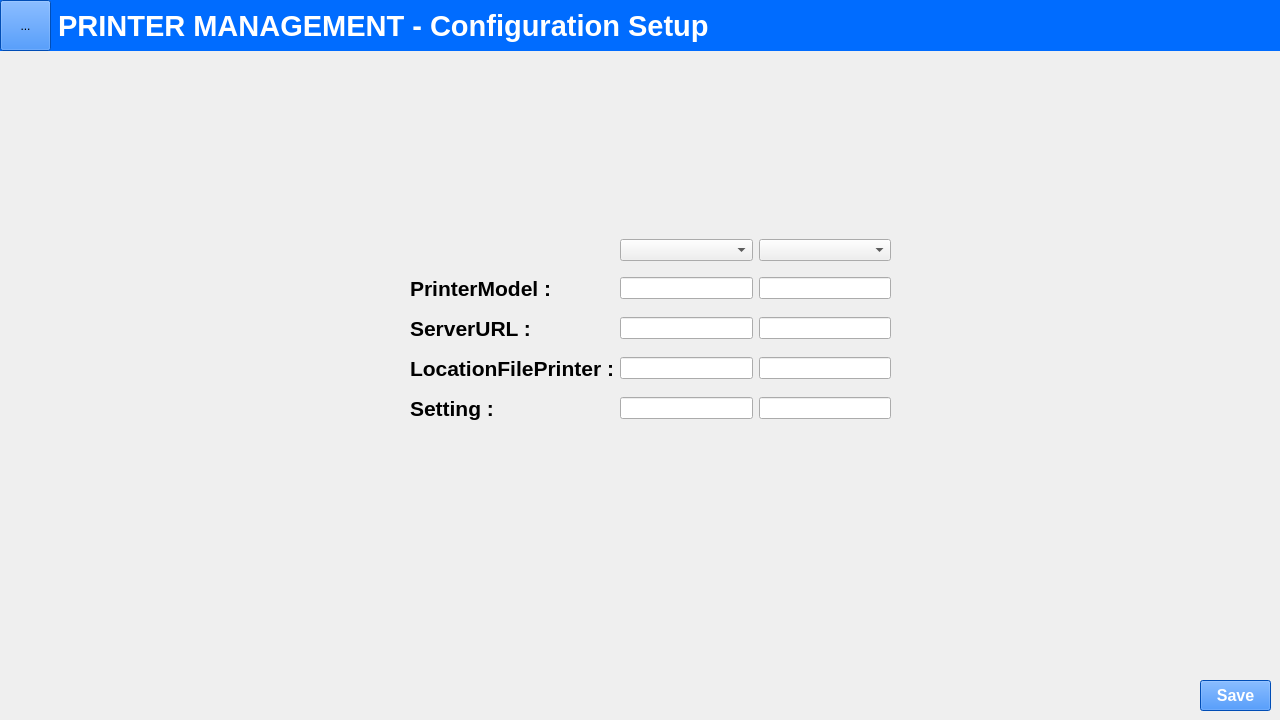
This is Designer/configuration.ui in ParintonPrarom-148/Printer_Management_Program_For_Automated_Gate_System as Qt 5 draws it before an edit. The edited form follows.
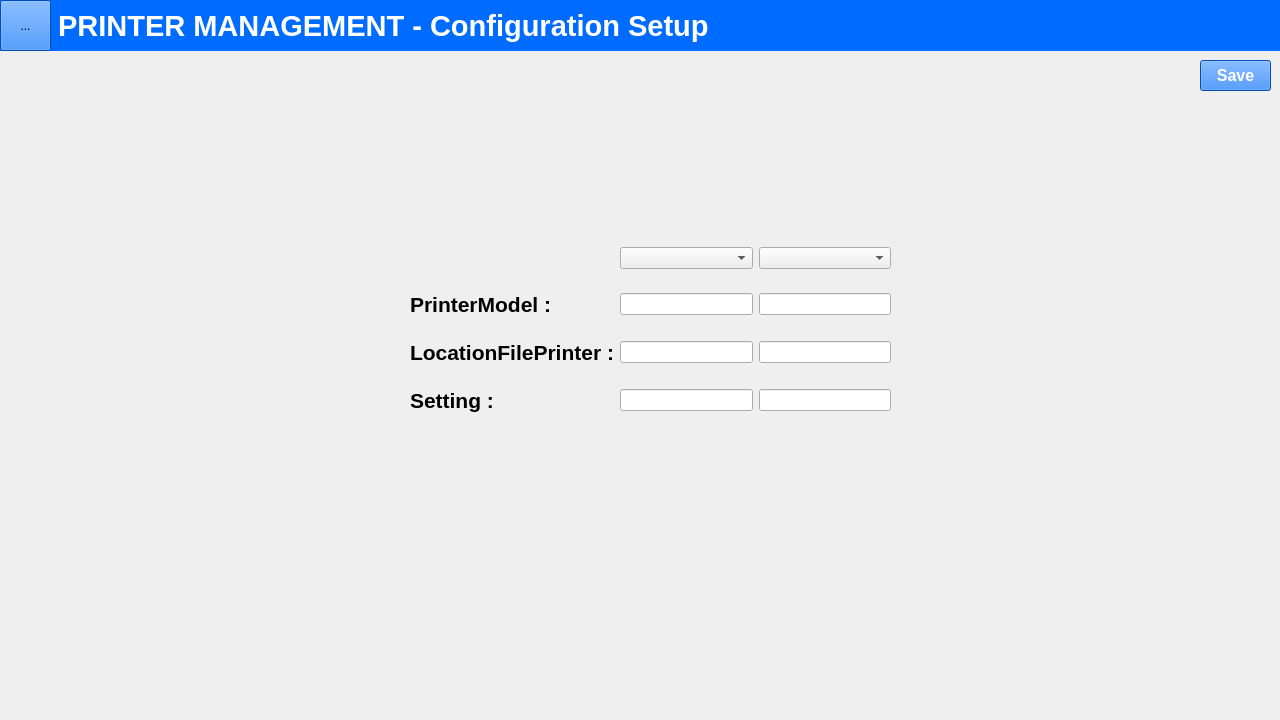
This is the edited form. Icons and pictures are not drawn.

The edit to the form file:
```diff
--- a/Designer/configuration.ui
+++ b/Designer/configuration.ui
@@ -97,15 +97,6 @@
     </rect>
    </property>
    <layout class="QGridLayout" name="gridLayout_2">
-    <item row="1" column="1">
-     <widget class="QLineEdit" name="textPrinterModel1">
-      <property name="font">
-       <font>
-        <family>Arial</family>
-       </font>
-      </property>
-     </widget>
-    </item>
     <item row="1" column="2">
      <widget class="QLineEdit" name="textPrinterModel2">
       <property name="font">
@@ -115,56 +106,23 @@
       </property>
      </widget>
     </item>
-    <item row="2" column="0">
-     <widget class="QLabel" name="lbServerURL">
+    <item row="1" column="1">
+     <widget class="QLineEdit" name="textPrinterModel1">
       <property name="font">
        <font>
         <family>Arial</family>
-        <pointsize>16</pointsize>
-        <weight>75</weight>
-        <bold>true</bold>
        </font>
       </property>
-      <property name="text">
-       <string>ServerURL :</string>
-      </property>
      </widget>
     </item>
-    <item row="2" column="1">
-     <widget class="QLineEdit" name="textServerURL1">
-      <property name="font">
-       <font>
-        <family>Arial</family>
-       </font>
-      </property>
-     </widget>
+    <item row="0" column="2">
+     <widget class="QComboBox" name="cbPrinterModel2"/>
     </item>
-    <item row="3" column="0">
-     <widget class="QLabel" name="lbLocationFilePrinter">
-      <property name="font">
-       <font>
-        <family>Arial</family>
-        <pointsize>16</pointsize>
-        <weight>75</weight>
-        <bold>true</bold>
-       </font>
-      </property>
-      <property name="text">
-       <string>LocationFilePrinter :</string>
-      </property>
-     </widget>
-    </item>
-    <item row="2" column="2">
-     <widget class="QLineEdit" name="textServerURL2">
-      <property name="font">
-       <font>
-        <family>Arial</family>
-       </font>
-      </property>
-     </widget>
+    <item row="0" column="1">
+     <widget class="QComboBox" name="cbPrinterModel1"/>
     </item>
     <item row="3" column="1">
-     <widget class="QLineEdit" name="textLocationFilePrinter1">
+     <widget class="QLineEdit" name="textSetting1">
       <property name="font">
        <font>
         <family>Arial</family>
@@ -172,16 +130,7 @@
       </property>
      </widget>
     </item>
-    <item row="3" column="2">
-     <widget class="QLineEdit" name="textLocationFilePrinter2">
-      <property name="font">
-       <font>
-        <family>Arial</family>
-       </font>
-      </property>
-     </widget>
-    </item>
-    <item row="4" column="0">
+    <item row="3" column="0">
      <widget class="QLabel" name="lbSetting">
       <property name="font">
        <font>
@@ -196,7 +145,7 @@
       </property>
      </widget>
     </item>
-    <item row="4" column="2">
+    <item row="3" column="2">
      <widget class="QLineEdit" name="textSetting2">
       <property name="font">
        <font>
@@ -220,8 +169,8 @@
       </property>
      </widget>
     </item>
-    <item row="4" column="1">
-     <widget class="QLineEdit" name="textSetting1">
+    <item row="2" column="2">
+     <widget class="QLineEdit" name="textLocationFilePrinter2">
       <property name="font">
        <font>
         <family>Arial</family>
@@ -229,11 +178,29 @@
       </property>
      </widget>
     </item>
-    <item row="0" column="1">
-     <widget class="QComboBox" name="cbPrinterModel1"/>
+    <item row="2" column="0">
+     <widget class="QLabel" name="lbLocationFilePrinter">
+      <property name="font">
+       <font>
+        <family>Arial</family>
+        <pointsize>16</pointsize>
+        <weight>75</weight>
+        <bold>true</bold>
+       </font>
+      </property>
+      <property name="text">
+       <string>LocationFilePrinter :</string>
+      </property>
+     </widget>
     </item>
-    <item row="0" column="2">
-     <widget class="QComboBox" name="cbPrinterModel2"/>
+    <item row="2" column="1">
+     <widget class="QLineEdit" name="textLocationFilePrinter1">
+      <property name="font">
+       <font>
+        <family>Arial</family>
+       </font>
+      </property>
+     </widget>
     </item>
    </layout>
   </widget>
@@ -241,7 +208,7 @@
    <property name="geometry">
     <rect>
      <x>1200</x>
-     <y>680</y>
+     <y>60</y>
      <width>71</width>
      <height>31</height>
     </rect>
```
